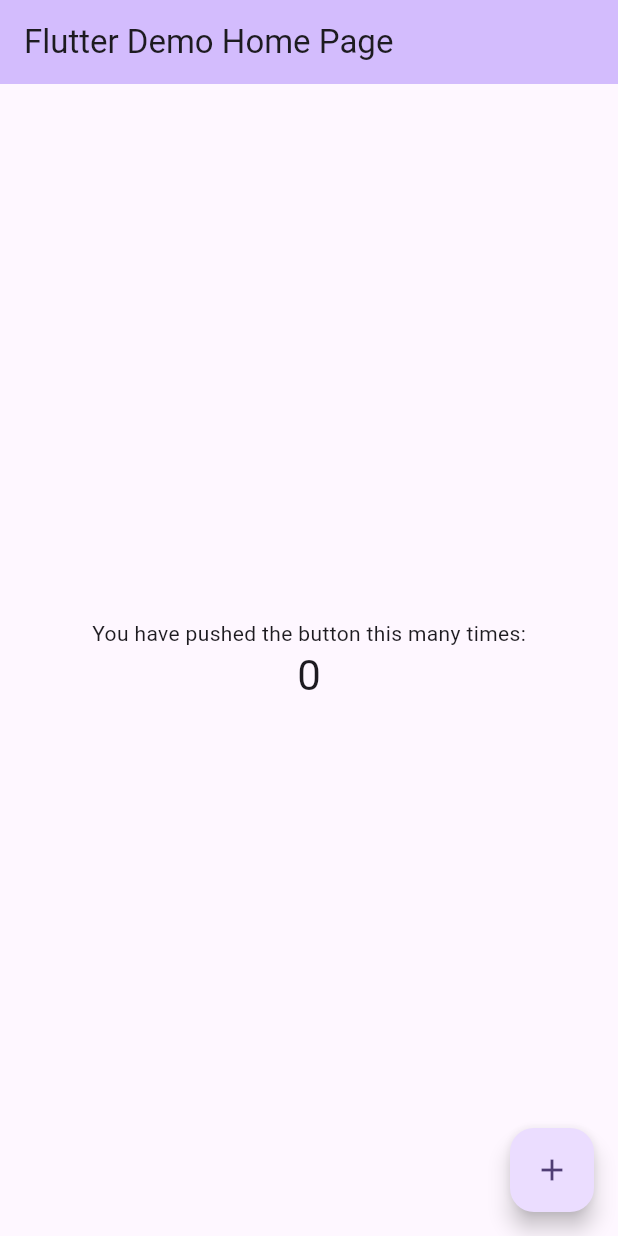
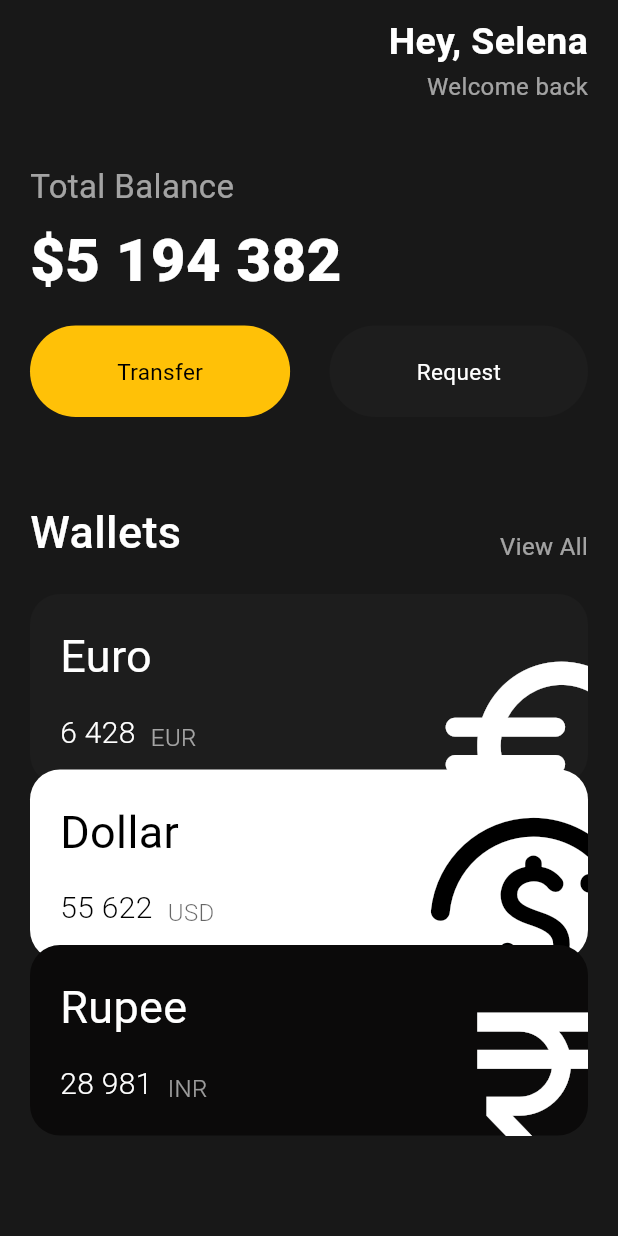
Before and after one commit to haneul1207/toonflix, a Flutter app: the screen it shows after launch, on a phone screen of 412 x 824 dp. Run offline on Flutter 3.47's test engine with Material 3 defaults, Android fonts, the phone set to English and light mode, and no system bars.

Commit message:
fitst commit

```diff
--- a/lib/main.dart
+++ b/lib/main.dart
@@ -1,125 +1,151 @@
 import 'package:flutter/material.dart';
+import 'package:toonflix/widgets/button.dart';
+import 'package:toonflix/widgets/wallet.dart';
 
 void main() {
-  runApp(const MyApp());
+  var neul = Player(name: 'neul');
+  runApp(const App());
 }
 
-class MyApp extends StatelessWidget {
-  const MyApp({super.key});
+class Player {
+  String? name;
 
-  // This widget is the root of your application.
+  Player({required this.name});
+}
+
+class App extends StatelessWidget {
+  const App({super.key});
+
   @override
   Widget build(BuildContext context) {
     return MaterialApp(
-      title: 'Flutter Demo',
-      theme: ThemeData(
-        // This is the theme of your application.
-        //
-        // TRY THIS: Try running your application with "flutter run". You'll see
-        // the application has a blue toolbar. Then, without quitting the app,
-        // try changing the seedColor in the colorScheme below to Colors.green
-        // and then invoke "hot reload" (save your changes or press the "hot
-        // reload" button in a Flutter-supported IDE, or press "r" if you used
-        // the command line to start the app).
-        //
-        // Notice that the counter didn't reset back to zero; the application
-        // state is not lost during the reload. To reset the state, use hot
-        // restart instead.
-        //
-        // This works for code too, not just values: Most code changes can be
-        // tested with just a hot reload.
-        colorScheme: ColorScheme.fromSeed(seedColor: Colors.deepPurple),
-        useMaterial3: true,
+      home: Scaffold(
+          backgroundColor: const Color(0xFF181818),
+          body: SingleChildScrollView(
+            child: Padding(
+              padding: const EdgeInsets.symmetric(horizontal: 20),
+              child: Column(
+                crossAxisAlignment: CrossAxisAlignment.start,
+                children: [
+                  const SizedBox(
+                    height: 10,
                   ),
-      home: const MyHomePage(title: 'Flutter Demo Home Page'),
-    );
-  }
-}
-
-class MyHomePage extends StatefulWidget {
-  const MyHomePage({super.key, required this.title});
-
-  // This widget is the home page of your application. It is stateful, meaning
-  // that it has a State object (defined below) that contains fields that affect
-  // how it looks.
-
-  // This class is the configuration for the state. It holds the values (in this
-  // case the title) provided by the parent (in this case the App widget) and
-  // used by the build method of the State. Fields in a Widget subclass are
-  // always marked "final".
-
-  final String title;
-
-  @override
-  State<MyHomePage> createState() => _MyHomePageState();
-}
-
-class _MyHomePageState extends State<MyHomePage> {
-  int _counter = 0;
-
-  void _incrementCounter() {
-    setState(() {
-      // This call to setState tells the Flutter framework that something has
-      // changed in this State, which causes it to rerun the build method below
-      // so that the display can reflect the updated values. If we changed
-      // _counter without calling setState(), then the build method would not be
-      // called again, and so nothing would appear to happen.
-      _counter++;
-    });
-  }
-
-  @override
-  Widget build(BuildContext context) {
-    // This method is rerun every time setState is called, for instance as done
-    // by the _incrementCounter method above.
-    //
-    // The Flutter framework has been optimized to make rerunning build methods
-    // fast, so that you can just rebuild anything that needs updating rather
-    // than having to individually change instances of widgets.
-    return Scaffold(
-      appBar: AppBar(
-        // TRY THIS: Try changing the color here to a specific color (to
-        // Colors.amber, perhaps?) and trigger a hot reload to see the AppBar
-        // change color while the other colors stay the same.
-        backgroundColor: Theme.of(context).colorScheme.inversePrimary,
-        // Here we take the value from the MyHomePage object that was created by
-        // the App.build method, and use it to set our appbar title.
-        title: Text(widget.title),
+                  Row(
+                    mainAxisAlignment: MainAxisAlignment.end,
+                    children: [
+                      Column(
+                        crossAxisAlignment: CrossAxisAlignment.end,
+                        children: [
+                          const Text(
+                            'Hey, Selena',
+                            style: TextStyle(
+                              color: Colors.white,
+                              fontSize: 25,
+                              fontWeight: FontWeight.w600,
                             ),
-      body: Center(
-        // Center is a layout widget. It takes a single child and positions it
-        // in the middle of the parent.
-        child: Column(
-          // Column is also a layout widget. It takes a list of children and
-          // arranges them vertically. By default, it sizes itself to fit its
-          // children horizontally, and tries to be as tall as its parent.
-          //
-          // Column has various properties to control how it sizes itself and
-          // how it positions its children. Here we use mainAxisAlignment to
-          // center the children vertically; the main axis here is the vertical
-          // axis because Columns are vertical (the cross axis would be
-          // horizontal).
-          //
-          // TRY THIS: Invoke "debug painting" (choose the "Toggle Debug Paint"
-          // action in the IDE, or press "p" in the console), to see the
-          // wireframe for each widget.
-          mainAxisAlignment: MainAxisAlignment.center,
-          children: <Widget>[
-            const Text(
-              'You have pushed the button this many times:',
                           ),
                           Text(
-              '$_counter',
-              style: Theme.of(context).textTheme.headlineMedium,
+                            'Welcome back',
+                            style: TextStyle(
+                                color: Colors.white.withOpacity(0.6),
+                                fontSize: 16),
+                          ),
+                        ],
+                      )
+                    ],
+                  ),
+                  const SizedBox(
+                    height: 40,
+                  ),
+                  Text(
+                    'Total Balance',
+                    style: TextStyle(
+                        color: Colors.white.withOpacity(0.6), fontSize: 22),
+                  ),
+                  const SizedBox(
+                    height: 5,
+                  ),
+                  const Text(
+                    '\$5 194 382',
+                    style: TextStyle(
+                        color: Colors.white,
+                        fontSize: 40,
+                        fontWeight: FontWeight.w800),
+                  ),
+                  const SizedBox(
+                    height: 15,
+                  ),
+                  Row(
+                    mainAxisAlignment: MainAxisAlignment.spaceBetween,
+                    children: [
+                      const Button(
+                          text: 'Transfer',
+                          bgColor: Colors.amber,
+                          textColor: Colors.black),
+                      //const SizedBox(
+                      //  width: 20,
+                      //),
+                      Button(
+                        text: 'Request',
+                        bgColor: Colors.white.withOpacity(0.02),
+                        textColor: Colors.white,
+                      ),
+                    ],
+                  ),
+                  const SizedBox(
+                    height: 55,
+                  ),
+                  Row(
+                    mainAxisAlignment: MainAxisAlignment.spaceBetween,
+                    crossAxisAlignment: CrossAxisAlignment.end,
+                    children: [
+                      const Text('Wallets',
+                          style: TextStyle(
+                            color: Colors.white,
+                            fontWeight: FontWeight.w500,
+                            fontSize: 30,
+                          )),
+                      Text('View All',
+                          style: TextStyle(
+                            color: Colors.white.withOpacity(0.6),
+                            fontSize: 16,
+                          ))
+                    ],
+                  ),
+                  const SizedBox(
+                    height: 20,
+                  ),
+                  Wallet(
+                    text1: 'Euro',
+                    text2: '6 428',
+                    text3: 'EUR',
+                    color1: Colors.white.withOpacity(0.02),
+                    color2: Colors.white,
+                    icon: Icons.euro_rounded,
+                    y: 0,
+                  ),
+                  const Wallet(
+                    text1: 'Dollar',
+                    text2: '55 622',
+                    text3: 'USD',
+                    color1: Colors.white,
+                    color2: Colors.black,
+                    icon: Icons.currency_exchange_rounded,
+                    y: -10,
+                  ),
+                  const Wallet(
+                    text1: 'Rupee',
+                    text2: '28 981',
+                    text3: 'INR',
+                    color1: Color.fromARGB(255, 11, 10, 10),
+                    color2: Colors.white,
+                    icon: Icons.currency_rupee,
+                    y: -20,
                   ),
                 ],
               ),
             ),
-      floatingActionButton: FloatingActionButton(
-        onPressed: _incrementCounter,
-        tooltip: 'Increment',
-        child: const Icon(Icons.add),
-      ), // This trailing comma makes auto-formatting nicer for build methods.
+          )),
     );
   }
 }
--- /dev/null
+++ b/lib/widgets/button.dart
@@ -0,0 +1,34 @@
+import 'package:flutter/material.dart';
+
+class Button extends StatelessWidget {
+  final String text;
+  final Color bgColor;
+  final Color textColor;
+
+  const Button({
+    super.key,
+    required this.text,
+    required this.bgColor,
+    required this.textColor,
+  });
+
+  @override
+  Widget build(BuildContext context) {
+    return Container(
+      decoration: BoxDecoration(
+        color: bgColor,
+        borderRadius: BorderRadius.circular(45),
+      ),
+      child: Padding(
+        padding: const EdgeInsets.symmetric(vertical: 20, horizontal: 58),
+        child: Text(
+          text,
+          style: TextStyle(
+            color: textColor,
+            fontSize: 15,
+          ),
+        ),
+      ),
+    );
+  }
+}
--- /dev/null
+++ b/lib/widgets/wallet.dart
@@ -0,0 +1,92 @@
+import 'package:flutter/material.dart';
+
+class Wallet extends StatelessWidget {
+  final String text1;
+  final String text2;
+  final String text3;
+  final Color color1;
+  final Color color2;
+  final IconData icon;
+  final double y;
+
+  const Wallet({
+    super.key,
+    required this.text1,
+    required this.text2,
+    required this.text3,
+    required this.color1,
+    required this.color2,
+    required this.icon,
+    required this.y,
+  });
+
+  @override
+  Widget build(BuildContext context) {
+    return Transform.translate(
+      offset: Offset(0, y),
+      child: Container(
+        clipBehavior: Clip.hardEdge,
+        decoration: BoxDecoration(
+          color: color1,
+          borderRadius: BorderRadius.circular(20),
+        ),
+        child: Padding(
+          padding: const EdgeInsets.symmetric(vertical: 20, horizontal: 20),
+          child:
+              Row(mainAxisAlignment: MainAxisAlignment.spaceBetween, children: [
+            Column(
+              mainAxisAlignment: MainAxisAlignment.start,
+              crossAxisAlignment: CrossAxisAlignment.start,
+              children: [
+                Text(
+                  text1,
+                  style: TextStyle(
+                      color: color2, fontWeight: FontWeight.w400, fontSize: 30),
+                ),
+                const SizedBox(
+                  height: 15,
+                ),
+                Row(
+                  crossAxisAlignment: CrossAxisAlignment.end,
+                  children: [
+                    Text(
+                      text2,
+                      style: TextStyle(
+                        color: color2,
+                        fontWeight: FontWeight.w300,
+                        fontSize: 20,
+                      ),
+                    ),
+                    const SizedBox(
+                      width: 10,
+                    ),
+                    Text(
+                      text3,
+                      style: TextStyle(
+                        color: color2.withOpacity(0.6),
+                        fontWeight: FontWeight.w300,
+                        fontSize: 16,
+                      ),
+                    ),
+                  ],
+                ),
+              ],
+            ),
+            Transform.scale(
+              // overflow 하는 방법
+              scale: 2.2,
+              child: Transform.translate(
+                offset: const Offset(8, 17),
+                child: Icon(
+                  icon,
+                  color: color2,
+                  size: 68,
+                ),
+              ),
+            )
+          ]),
+        ),
+      ),
+    );
+  }
+}
```
Lines whose indentation alone changed are shown as unchanged.
